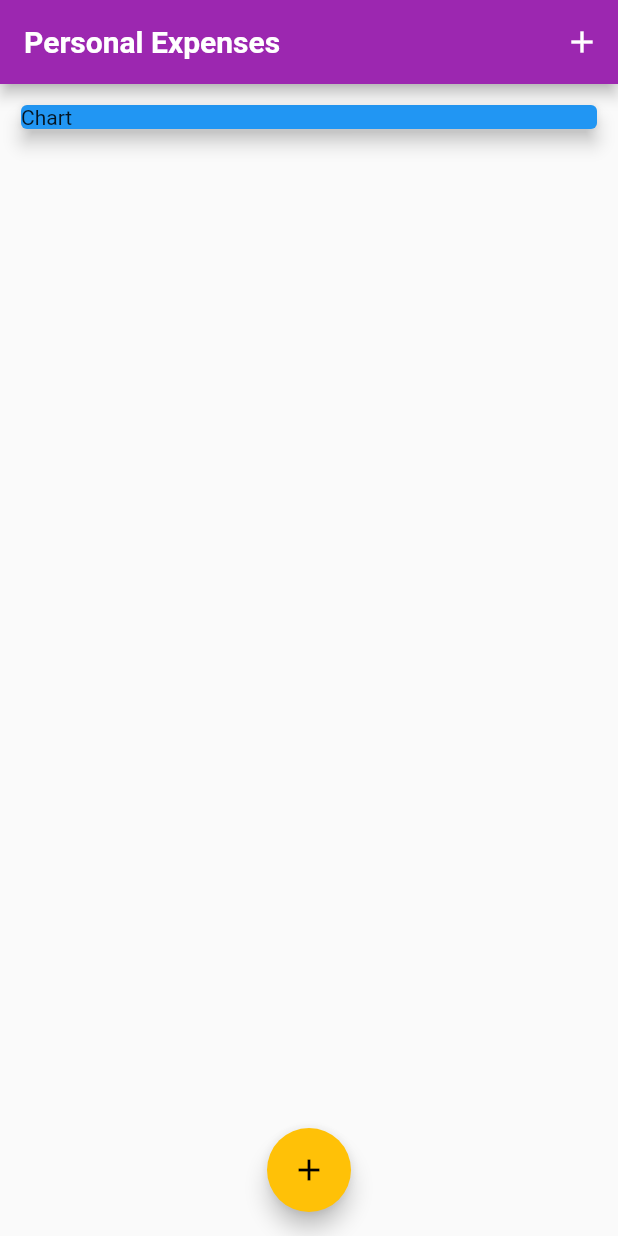
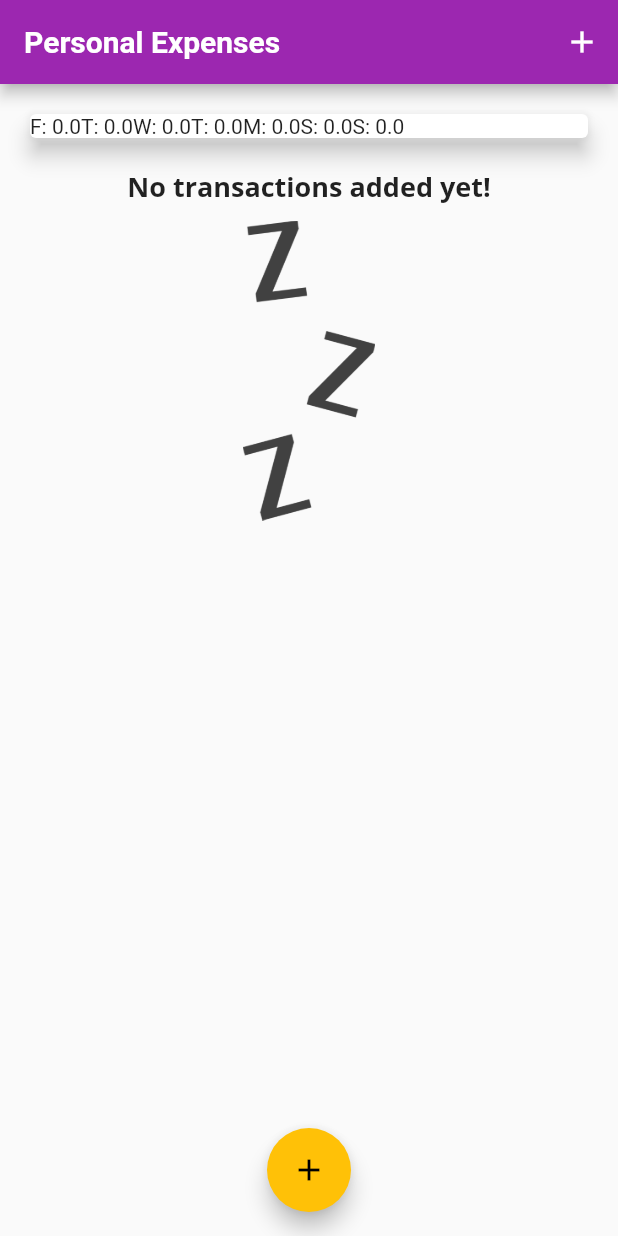
Before and after one commit to gmhcode/flutter_finance, a Flutter app: the screen it shows after launch, on a phone screen of 412 x 824 dp. Run offline on Flutter 3.47's test engine with Material 2 defaults, Android fonts, the phone set to English and light mode, and no system bars; Roboto replaces fonts that are missing (OpensSans).

Commit message:
adding the chart

```diff
--- a/lib/main.dart
+++ b/lib/main.dart
@@ -1,7 +1,8 @@
 import 'package:flutter/material.dart';
+import 'package:flutter_finance/widgets/chart.dart';
 import 'package:flutter_finance/widgets/new_transaction.dart';
 import 'package:flutter_finance/widgets/transaction_list.dart';
-
+import './widgets/chart.dart';
 import './models/transaction.dart';
 
 void main() {
@@ -78,6 +79,12 @@
     // ),
   ];
 
+  List<Transaction> get _recentTransactions {
+    return _userTransactions.where((tx) {
+      return tx.date.isAfter(DateTime.now().subtract(Duration(days: 7)));
+    }).toList();
+  }
+
   void _addNewTransaction(String txTitle, double txAmount) {
     final newTx = Transaction(
         id: DateTime.now().toString(),
@@ -120,17 +127,7 @@
           mainAxisAlignment: MainAxisAlignment.start,
           crossAxisAlignment: CrossAxisAlignment.stretch,
           children: <Widget>[
-            Container(
-              width: double.infinity,
-              child: Container(
-                padding: EdgeInsets.all(10),
-                child: Card(
-                  color: Colors.blue,
-                  child: Text("Chart"),
-                  elevation: 5,
-                ),
-              ),
-            ),
+            Chart(_recentTransactions),
             TransactionList(transactions: _userTransactions),
           ],
         ),
--- /dev/null
+++ b/lib/widgets/chart.dart
@@ -0,0 +1,45 @@
+import 'package:flutter/material.dart';
+import 'package:flutter_finance/models/transaction.dart';
+import '../models/transaction.dart';
+import 'package:intl/intl.dart';
+
+class Chart extends StatelessWidget {
+  final List<Transaction> recentTransactions;
+  //Initializer
+  Chart(this.recentTransactions);
+
+  List<Map<String, Object>> get groupedTrasactionValues {
+    return List.generate(7, (index) {
+      final weekDay = DateTime.now().subtract(Duration(days: index));
+      double totalSum = 0.0;
+
+      for (var i = 0; i < recentTransactions.length; i++) {
+        if (recentTransactions[i].date.day == weekDay.day &&
+            recentTransactions[i].date.month == weekDay.month &&
+            recentTransactions[i].date.year == weekDay.year) {
+          //if we are looking at the same day
+          totalSum += recentTransactions[i].amount;
+        }
+      }
+
+      return {
+        "day": DateFormat.E().format(weekDay).substring(0, 1),
+        "amount": totalSum,
+      };
+    });
+  }
+
+  @override
+  Widget build(BuildContext context) {
+    print(groupedTrasactionValues);
+    return Card(
+      elevation: 6,
+      margin: EdgeInsets.all(20),
+      child: Row(
+        children: groupedTrasactionValues.map((data) {
+          return Text("${data["day"]}: ${data["amount"]}");
+        }).toList(),
+      ),
+    );
+  }
+}
--- a/lib/widgets/transaction_list.dart
+++ b/lib/widgets/transaction_list.dart
@@ -12,7 +12,24 @@
   Widget build(BuildContext context) {
     return Container(
       height: 300,
-      child: ListView.builder(
+      child: transactions.isEmpty
+          ? Column(
+              children: [
+                Text(
+                  "No transactions added yet!",
+                  style: Theme.of(context).textTheme.headline6,
+                ),
+                SizedBox(height: 10),
+                Container(
+                  height: 200,
+                  child: Image.asset(
+                    "assets/images/waiting.png",
+                    fit: BoxFit.cover,
+                  ),
+                ),
+              ],
+            )
+          : ListView.builder(
               itemBuilder: (ctx, index) {
                 return Card(
                   child: Row(
--- a/pubspec.yaml
+++ b/pubspec.yaml
@@ -46,8 +46,8 @@
   uses-material-design: true
 
   # To add assets to your application, add an assets section, like this:
-  # assets:
-  #   - images/a_dot_burr.jpeg
+  assets:
+    - assets/images/waiting.png
   #   - images/a_dot_ham.jpeg
 
   # An image asset can refer to one or more resolution-specific "variants", see
```
Also changed, not shown: assets/images/waiting.png (added), lib/widgets/chart_bar.dart (added). Lines whose indentation alone changed are shown as unchanged.
